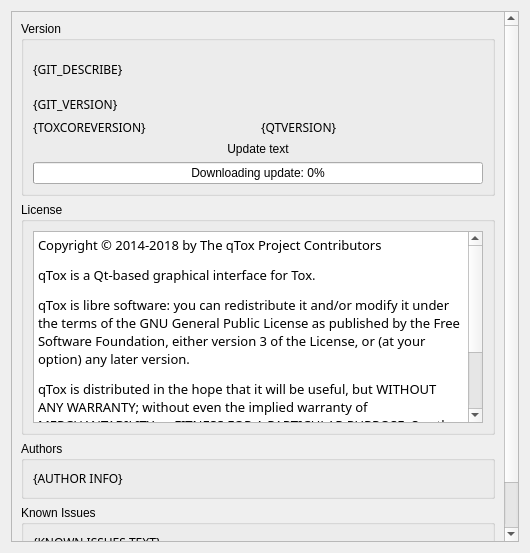
qTox/qTox, file src/widget/form/settings/aboutsettings.ui: the form before one commit.
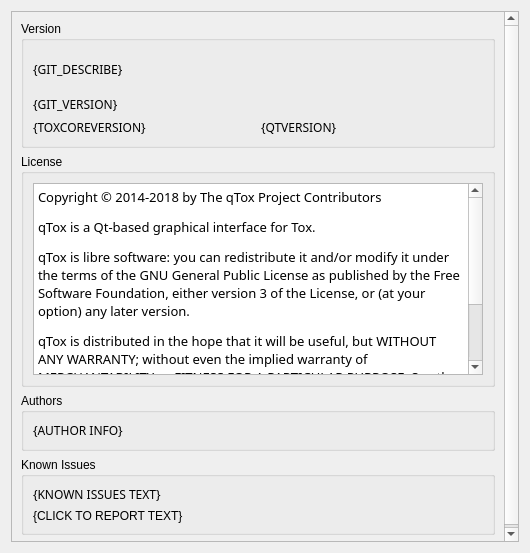
The form after the commit. Custom widgets are drawn as their Qt base class.

Diff of the .ui file:
```diff
--- a/src/widget/form/settings/aboutsettings.ui
+++ b/src/widget/form/settings/aboutsettings.ui
@@ -149,32 +149,6 @@
             </property>
            </widget>
           </item>
-          <item row="4" column="0" colspan="2">
-           <widget class="QProgressBar" name="updateProgress">
-            <property name="value">
-             <number>0</number>
-            </property>
-            <property name="alignment">
-             <set>Qt::AlignCenter</set>
-            </property>
-            <property name="textVisible">
-             <bool>true</bool>
-            </property>
-            <property name="format">
-             <string>Downloading update: %p%</string>
-            </property>
-           </widget>
-          </item>
-          <item row="3" column="0" colspan="2">
-           <widget class="QLabel" name="updateText">
-            <property name="text">
-             <string notr="true">Update text</string>
-            </property>
-            <property name="alignment">
-             <set>Qt::AlignCenter</set>
-            </property>
-           </widget>
-          </item>
           <item row="0" column="1">
            <widget class="QStackedWidget" name="updateStack">
             <property name="currentIndex">
```
